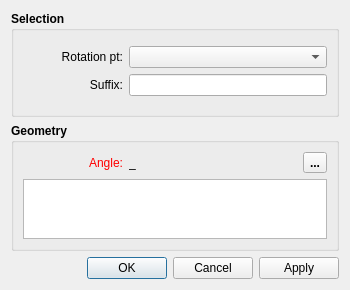
Above: src/libs/vtools/dialogs/tools/dialogrotation.ui from FashionFreedom/Seamly2D before the change. Below: the same form after it.
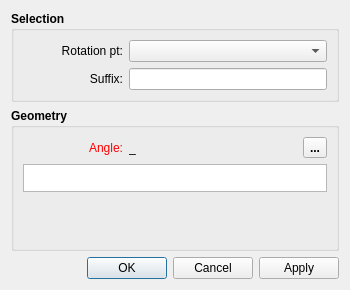
That is the form after the change. Icons and pictures are not drawn. Custom widgets are drawn as their Qt base class.

```diff
--- a/src/libs/vtools/dialogs/tools/dialogrotation.ui
+++ b/src/libs/vtools/dialogs/tools/dialogrotation.ui
@@ -47,15 +47,7 @@
      <property name="title">
       <string>Selection</string>
      </property>
-     <layout class="QVBoxLayout" name="verticalLayout">
-      <item>
        <layout class="QFormLayout" name="formLayout">
-        <property name="labelAlignment">
-         <set>Qt::AlignRight|Qt::AlignTrailing|Qt::AlignVCenter</set>
-        </property>
-        <property name="topMargin">
-         <number>6</number>
-        </property>
         <item row="0" column="0">
          <widget class="QLabel" name="originPoint_Label">
           <property name="minimumSize">
@@ -145,8 +137,6 @@
          </widget>
         </item>
        </layout>
-      </item>
-     </layout>
     </widget>
    </item>
    <item>
@@ -310,9 +300,7 @@
        </layout>
       </item>
       <item>
-       <layout class="QHBoxLayout" name="horizontalLayout_3" stretch="3">
-        <item>
-         <widget class="QPlainTextEdit" name="plainTextEditFormula">
+       <widget class="ExpandingTextEdit" name="plainTextEditFormula">
           <property name="sizePolicy">
            <sizepolicy hsizetype="Preferred" vsizetype="Preferred">
             <horstretch>0</horstretch>
@@ -322,13 +310,13 @@
           <property name="minimumSize">
            <size>
             <width>0</width>
-            <height>60</height>
+          <height>9</height>
            </size>
           </property>
           <property name="maximumSize">
            <size>
             <width>16777215</width>
-            <height>60</height>
+          <height>28</height>
            </size>
           </property>
           <property name="font">
@@ -342,7 +330,18 @@
           </property>
          </widget>
         </item>
-       </layout>
+      <item>
+       <spacer name="verticalSpacer">
+        <property name="orientation">
+         <enum>Qt::Vertical</enum>
+        </property>
+        <property name="sizeHint" stdset="0">
+         <size>
+          <width>20</width>
+          <height>40</height>
+         </size>
+        </property>
+       </spacer>
       </item>
      </layout>
     </widget>
@@ -359,6 +358,19 @@
    </item>
   </layout>
  </widget>
+ <customwidgets>
+  <customwidget>
+   <class>ExpandingTextEdit</class>
+   <extends>QPlainTextEdit</extends>
+   <header>expandingtextedit.h</header>
+  </customwidget>
+ </customwidgets>
+ <tabstops>
+  <tabstop>rotation_ComboBox</tabstop>
+  <tabstop>suffix_LineEdit</tabstop>
+  <tabstop>formula_ToolButton</tabstop>
+  <tabstop>plainTextEditFormula</tabstop>
+ </tabstops>
  <resources>
   <include location="../../../vmisc/share/resources/icon.qrc"/>
  </resources>
```
Left out of the diff: 3 changed lines with no effect on the pictures. Lines whose indentation alone changed are shown as unchanged.
